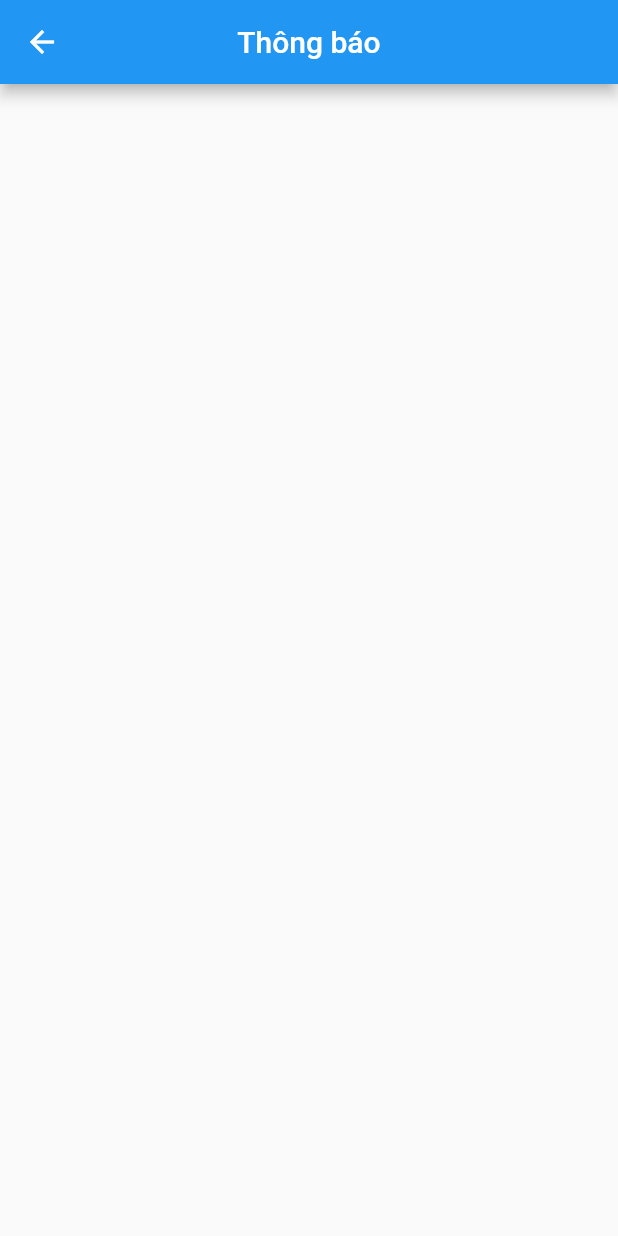
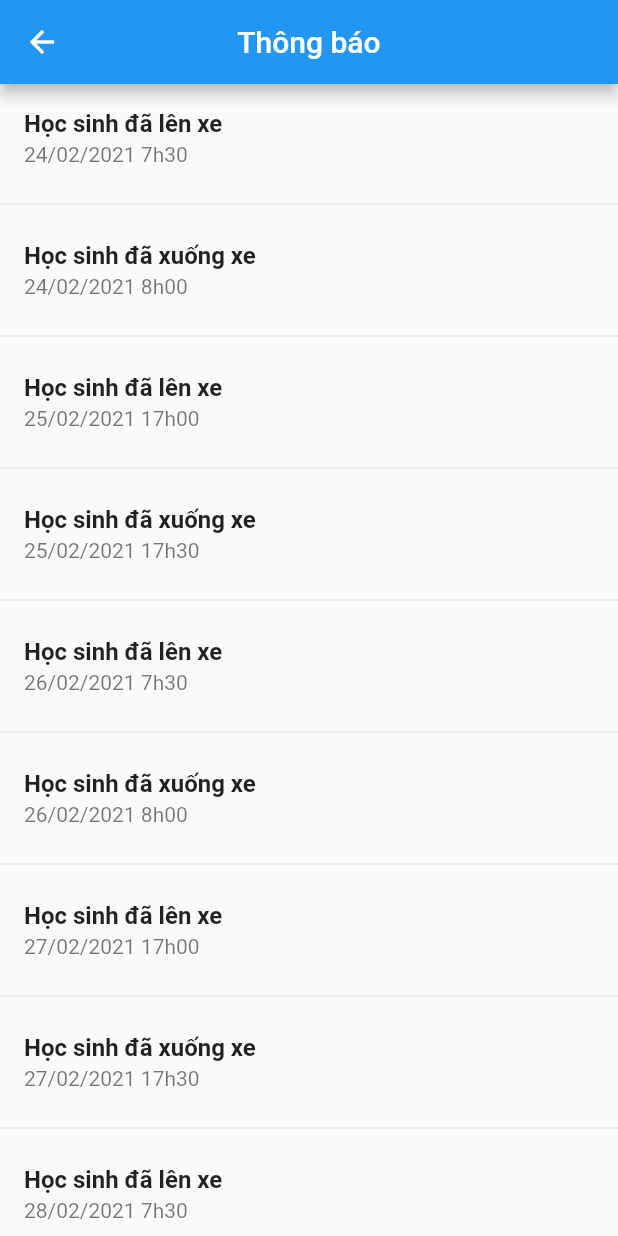
Before and after one commit to khanhlh21197/SmartIDMap, a Flutter app: the NotificationScreen screen opened directly, on a phone screen of 412 x 824 dp. Run offline on Flutter 3.47's test engine with Material 2 defaults, Android fonts, the light colour scheme and no system bars; our stand-ins replace device_info, floor, flutter_local_notifications, geolocator, google_fonts, google_maps_flutter and 4 more; missing offline and left inert: flutter_polyline_points, mqtt_client, onesignal_flutter, qrscan, redux_persist; accounts and stored records are empty.

Commit message:
update notification_page ui, add data test

```diff
--- /dev/null
+++ b/lib/model/notification.dart
@@ -0,0 +1,8 @@
+class NotificationItem{
+
+
+  String title;
+  String body;
+
+  NotificationItem(this.title, this.body);
+}
--- a/lib/notification_page.dart
+++ b/lib/notification_page.dart
@@ -1,4 +1,5 @@
 import 'package:flutter/material.dart';
+import 'package:smartid_map/model/notification.dart';
 
 class NotificationScreen extends StatefulWidget {
   @override
@@ -6,6 +7,44 @@ class NotificationScreen extends StatefulWidget {
 }
 
 class _NotificationScreenState extends State<NotificationScreen> {
+  List<NotificationItem> notifications;
+
+  @override
+  void initState() {
+    notifications = [
+      NotificationItem('Học sinh đã lên xe', '24/02/2021 7h30'),
+      NotificationItem('Học sinh đã xuống xe', '24/02/2021 8h00'),
+      NotificationItem('Học sinh đã lên xe', '25/02/2021 17h00'),
+      NotificationItem('Học sinh đã xuống xe', '25/02/2021 17h30'),
+      NotificationItem('Học sinh đã lên xe', '26/02/2021 7h30'),
+      NotificationItem('Học sinh đã xuống xe', '26/02/2021 8h00'),
+      NotificationItem('Học sinh đã lên xe', '27/02/2021 17h00'),
+      NotificationItem('Học sinh đã xuống xe', '27/02/2021 17h30'),
+      NotificationItem('Học sinh đã lên xe', '28/02/2021 7h30'),
+      NotificationItem('Học sinh đã xuống xe', '28/02/2021 8h00'),
+      NotificationItem('Học sinh đã lên xe', '01/03/2021 17h00'),
+      NotificationItem('Học sinh đã xuống xe', '01/03/2021 17h30'),
+      NotificationItem('Học sinh đã lên xe', '02/03/2021 7h30'),
+      NotificationItem('Học sinh đã xuống xe', '02/03/2021 8h00'),
+      NotificationItem('Học sinh đã lên xe', '03/03/2021 17h00'),
+      NotificationItem('Học sinh đã xuống xe', '03/03/2021 17h30'),
+      NotificationItem('Học sinh đã lên xe', '04/03/2021 7h30'),
+      NotificationItem('Học sinh đã xuống xe', '04/03/2021 8h00'),
+      NotificationItem('Học sinh đã lên xe', '05/03/2021 17h00'),
+      NotificationItem('Học sinh đã xuống xe', '05/03/2021 17h30'),
+      NotificationItem('Học sinh đã lên xe', '06/03/2021 7h30'),
+      NotificationItem('Học sinh đã xuống xe', '06/03/2021 8h00'),
+      NotificationItem('Học sinh đã lên xe', '07/03/2021 17h00'),
+      NotificationItem('Học sinh đã xuống xe', '07/03/2021 17h30'),
+      NotificationItem('Học sinh đã lên xe', '08/03/2021 7h30'),
+      NotificationItem('Học sinh đã xuống xe', '08/03/2021 8h00'),
+      NotificationItem('Học sinh đã lên xe', '09/03/2021 17h00'),
+      NotificationItem('Học sinh đã xuống xe', '09/03/2021 17h30'),
+    ];
+
+    super.initState();
+  }
+
   @override
   Widget build(BuildContext context) {
     return Scaffold(
@@ -18,6 +57,25 @@ class _NotificationScreenState extends State<NotificationScreen> {
   }
 
   Widget buildBody() {
-    return Container();
+    return Container(
+      child: ListView.separated(
+        itemCount: notifications.length,
+        shrinkWrap: true,
+        itemBuilder: (context, index) {
+          return ListTile(
+            title: Text(
+              '${notifications[index].title}',
+              style: TextStyle(
+                fontWeight: FontWeight.bold,
+              ),
+            ),
+            subtitle: Text('${notifications[index].body}'),
+          );
+        },
+        separatorBuilder: (BuildContext context, int index) {
+          return Divider();
+        },
+      ),
+    );
   }
 }
--- a/lib/user_profile_page.dart
+++ b/lib/user_profile_page.dart
@@ -1,3 +1,4 @@
+import 'dart:async';
 import 'dart:convert';
 
 import 'package:flutter/material.dart';
@@ -60,6 +61,10 @@ class _UserProfilePageState extends State<UserProfilePage> {
         MQTTClientWrapper(() => print('Success'), (message) => handle(message));
     await mqttClientWrapper.prepareMqttClient(Constants.mac);
     getInfoUser();
+    // Timer timer;
+    // timer = Timer.periodic(Duration(seconds: 3), (timer) {
+    //   getInfoUser();
+    // });
   }
 
   void getInfoUser() async {
--- a/pubspec.yaml
+++ b/pubspec.yaml
@@ -72,6 +72,7 @@ flutter:
 
   # To add assets to your application, add an assets section, like this:
   assets:
+    - assets/icons/
     - assets/images/
     - assets/sounds/
   # assets:
```
Also changed, not shown: lib/add_device_page.dart (+13 -13 lines), lib/home_page.dart (+125 -30 lines), assets/bus.png (deleted), assets/icons/bus.png (added), assets/icons/email.svg (renamed from assets/email.svg), assets/icons/gmail.svg (renamed from assets/gmail.svg), assets/icons/smartphone.svg (renamed from assets/smartphone.svg).
